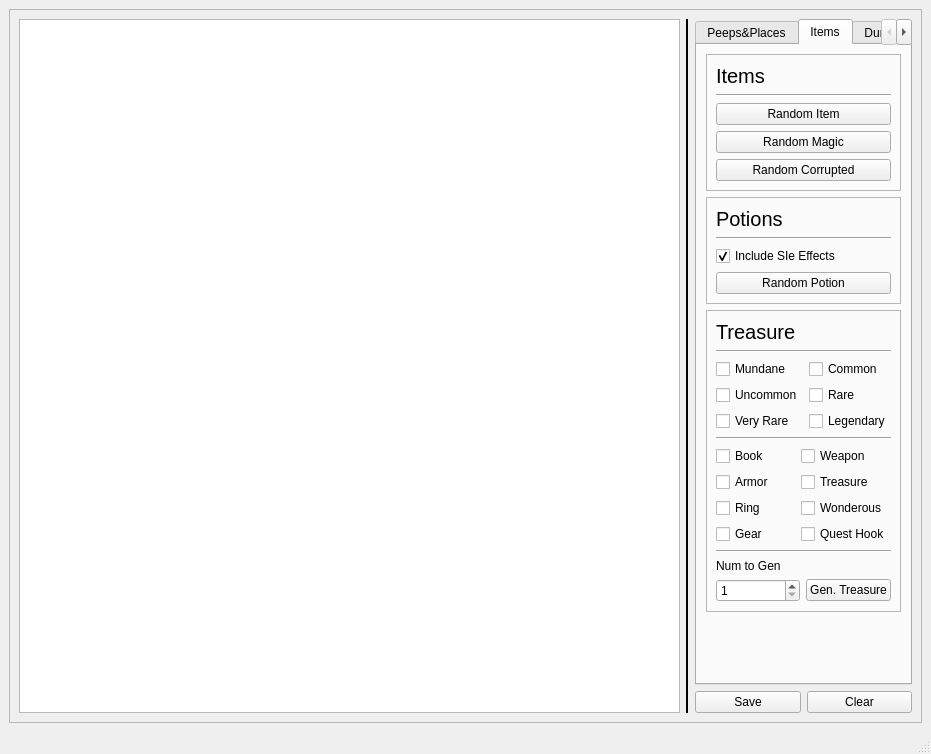
Before: the Qt Designer form raw_ui_files/ginaa_gui.ui in zerihemla/ginaa, drawn with Qt 5.
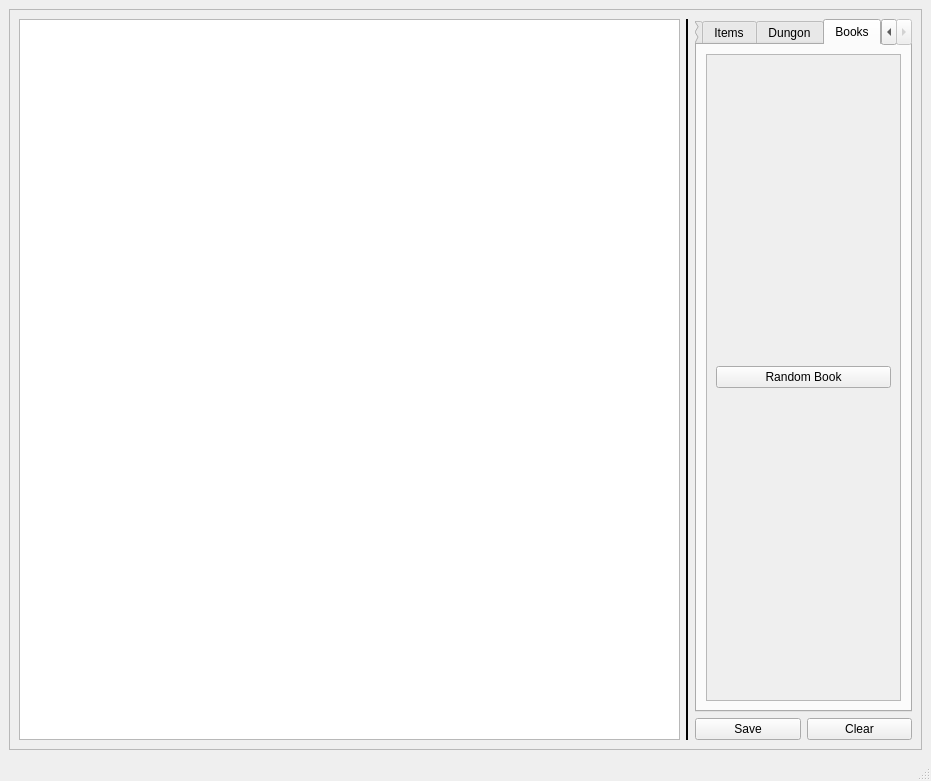
After: the same form once the commit is applied.

Commit message: Wrote in a generator for useless objects and bad objects. Started on generators for books.

The edit to the form file:
```diff
--- a/raw_ui_files/ginaa_gui.ui
+++ b/raw_ui_files/ginaa_gui.ui
@@ -7,7 +7,7 @@
     <x>0</x>
     <y>0</y>
     <width>931</width>
-    <height>754</height>
+    <height>781</height>
    </rect>
   </property>
   <property name="sizePolicy">
@@ -80,7 +80,7 @@
           </sizepolicy>
          </property>
          <property name="currentIndex">
-          <number>1</number>
+          <number>3</number>
          </property>
          <widget class="QWidget" name="peeps_and_paces_tab">
           <attribute name="title">
@@ -320,6 +320,27 @@
               <enum>QFrame::Raised</enum>
              </property>
              <layout class="QGridLayout" name="gridLayout_3">
+              <item row="3" column="1">
+               <widget class="QPushButton" name="bad_item_button">
+                <property name="text">
+                 <string>Bad Item</string>
+                </property>
+               </widget>
+              </item>
+              <item row="2" column="0" rowspan="2">
+               <widget class="QPushButton" name="random_item_button">
+                <property name="text">
+                 <string>Random Item</string>
+                </property>
+               </widget>
+              </item>
+              <item row="7" column="0" colspan="2">
+               <widget class="QPushButton" name="random_corrupted_item_button">
+                <property name="text">
+                 <string>Random Corrupted</string>
+                </property>
+               </widget>
+              </item>
               <item row="0" column="0">
                <widget class="QLabel" name="label">
                 <property name="font">
@@ -332,31 +353,24 @@
                 </property>
                </widget>
               </item>
-              <item row="1" column="0">
+              <item row="1" column="0" colspan="2">
                <widget class="Line" name="line">
                 <property name="orientation">
                  <enum>Qt::Horizontal</enum>
                 </property>
                </widget>
               </item>
-              <item row="2" column="0">
-               <widget class="QPushButton" name="random_item_button">
-                <property name="text">
-                 <string>Random Item</string>
-                </property>
-               </widget>
-              </item>
-              <item row="3" column="0">
+              <item row="6" column="0">
                <widget class="QPushButton" name="random_magic_item_button">
                 <property name="text">
                  <string>Random Magic</string>
                 </property>
                </widget>
               </item>
-              <item row="4" column="0">
-               <widget class="QPushButton" name="random_corrupted_item_button">
+              <item row="6" column="1">
+               <widget class="QPushButton" name="useless_item_button">
                 <property name="text">
-                 <string>Random Corrupted</string>
+                 <string>Useless Item</string>
                 </property>
                </widget>
               </item>
@@ -656,6 +670,39 @@
            </item>
           </layout>
          </widget>
+         <widget class="QWidget" name="book_tab">
+          <attribute name="title">
+           <string>Books</string>
+          </attribute>
+          <layout class="QGridLayout" name="gridLayout_11">
+           <item row="0" column="0">
+            <widget class="QScrollArea" name="scrollArea">
+             <property name="widgetResizable">
+              <bool>true</bool>
+             </property>
+             <widget class="QWidget" name="scrollAreaWidgetContents">
+              <property name="geometry">
+               <rect>
+                <x>0</x>
+                <y>0</y>
+                <width>226</width>
+                <height>611</height>
+               </rect>
+              </property>
+              <layout class="QGridLayout" name="gridLayout_12">
+               <item row="0" column="0">
+                <widget class="QPushButton" name="random_book_button">
+                 <property name="text">
+                  <string>Random Book</string>
+                 </property>
+                </widget>
+               </item>
+              </layout>
+             </widget>
+            </widget>
+           </item>
+          </layout>
+         </widget>
         </widget>
        </item>
       </layout>
```
The commit also changes 13 other files.
